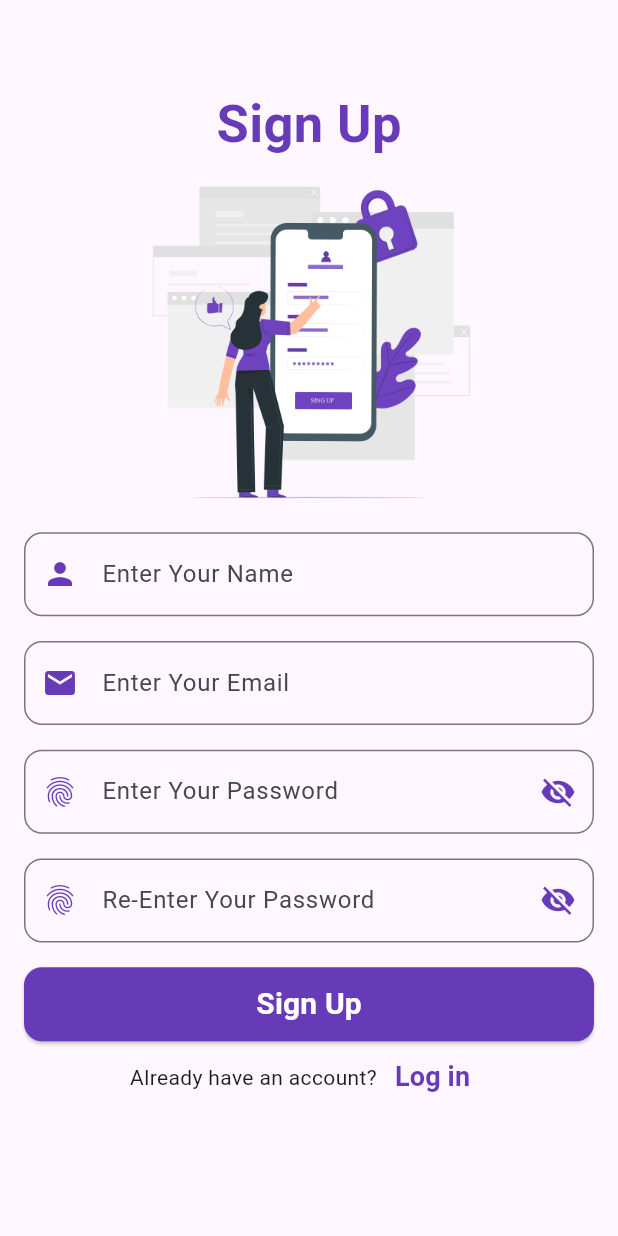
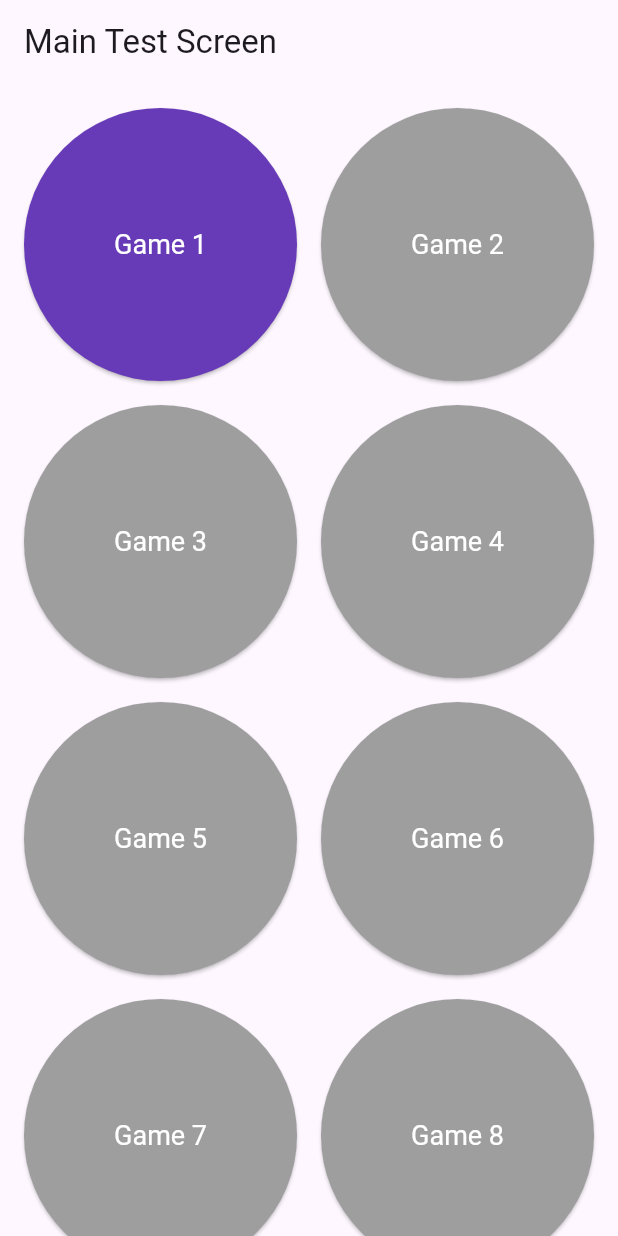
Before and after one commit to ahmaddioxide/moca, a Flutter app: the screen it shows after launch, on a phone screen of 412 x 824 dp. Run offline on Flutter 3.47's test engine with Material 2 defaults, Android fonts, the phone set to English and light mode, and no system bars; our stand-ins replace cloud_firestore, firebase_auth, firebase_core, get, shared_preferences; accounts and stored records are empty.

Commit message:
developed: added Main Tests Screen with lock logic

```diff
--- a/lib/controllers/orientation_controller.dart
+++ b/lib/controllers/orientation_controller.dart
@@ -1,4 +1,3 @@
-
 import 'package:cloud_firestore/cloud_firestore.dart';
 import 'package:firebase_auth/firebase_auth.dart';
 import 'package:flutter/material.dart';
--- a/lib/main.dart
+++ b/lib/main.dart
@@ -5,6 +5,7 @@ import 'package:get/get.dart';
 import 'package:moca/views/animal_name_screen.dart';
 import 'package:moca/views/signup_screen.dart';
 import 'package:moca/views/sociodemographic_sceen.dart';
+import 'package:moca/views/test_main_screens.dart';
 import 'firebase_options.dart';
 
 void main() async {
@@ -29,9 +30,7 @@ class MyApp extends StatelessWidget {
         colorScheme: ColorScheme.fromSeed(seedColor: Colors.deepPurple),
         useMaterial3: true,
       ),
-      home:
-          user == null ? const SignUpScreen() : const SocioDemographicScreen(),
-      // home: const AnimalNameGuessScreen(),
+      home:  MainTestScreen(),
     );
   }
 }
--- /dev/null
+++ b/lib/views/test_main_screens.dart
@@ -0,0 +1,125 @@
+import 'package:flutter/material.dart';
+import 'package:get/get.dart';
+import 'package:moca/views/animal_name_screen.dart';
+import 'package:moca/views/test/Backward_Digit_Span.dart';
+import 'package:moca/views/test/Forward_digit_span.dart';
+import 'package:moca/views/test/abstraction_screen.dart';
+import 'package:moca/views/test/memory_test_screen.dart';
+import 'package:moca/views/test/orientation_screen.dart';
+import 'package:moca/views/test/sentence_repetition.dart';
+import 'package:moca/views/test/serial7_test.dart';
+import 'package:moca/views/test/vigilance_test.dart';
+import 'package:shared_preferences/shared_preferences.dart';
+
+class MainTestScreen extends StatefulWidget {
+  const MainTestScreen({super.key});
+
+  @override
+  _MainTestScreenState createState() => _MainTestScreenState();
+}
+
+class _MainTestScreenState extends State<MainTestScreen> {
+  @override
+  void initState() {
+    // TODO: implement initState
+    super.initState();
+    SharedPreferences.getInstance().then((prefs) {
+      setState(() {
+        _unlockedGames = prefs.getInt('nextGame') ?? 1;
+      });
+    });
+  }
+   int _unlockedGames=1;
+
+  void _playGame(int gameNumber) {
+    if (gameNumber == _unlockedGames) {
+      switch (gameNumber) {
+        case 1:
+          Get.offAll(() => const AnimalNameGuessScreen());
+          break;
+        case 2:
+          Get.offAll(() => const AnimalNameGuessScreen());
+          break;
+        case 3:
+          Get.offAll(() => const MemoryTestScreen());
+          break;
+        case 4:
+          Get.offAll(() => const ForwardDigitSpan());
+          break;
+        case 5:
+          Get.offAll(() => const BackwardDigitSpan());
+          break;
+        case 6:
+          Get.offAll(() => const VigilanceScreen());
+          break;
+        case 7:
+          Get.offAll(() => const Serial7Screen());
+          break;
+          case 8:
+          Get.offAll(() => const SentenceRepetitionScreen());
+          break;
+          case 9:
+          Get.offAll(() =>  AbstractionScreen());
+          case 10:
+          // Get.offAll(() => const AnimalNameGuessScreen());
+          break;
+          case 11:
+          Get.offAll(() => OrientationScreen());
+          break;
+
+        default:
+          Navigator.pushNamed(context, '/animal_name_screen');
+      }
+    } else {
+      // Show a message that the game is locked
+      showDialog(
+        context: context,
+        builder: (context) => AlertDialog(
+          title: const Text('Game Locked'),
+          content: Text('You need to complete Game ${gameNumber - 1} first.'),
+          actions: [
+            TextButton(
+              onPressed: () => Navigator.pop(context),
+              child: const Text('OK'),
+            ),
+          ],
+        ),
+      );
+    }
+  }
+
+  @override
+  Widget build(BuildContext context) {
+    return Scaffold(
+      appBar: AppBar(
+        title: const Text('Main Test Screen'),
+      ),
+      body: Center(
+        child: GridView.count(
+          crossAxisCount: 2,
+          padding: const EdgeInsets.all(16.0),
+          mainAxisSpacing: 16.0,
+          crossAxisSpacing: 16.0,
+          children: List.generate(12, (index) {
+            int gameNumber = index + 1;
+            bool isLocked = gameNumber != _unlockedGames;
+
+            return ElevatedButton(
+              onPressed: () => _playGame(gameNumber),
+              style: ElevatedButton.styleFrom(
+                textStyle: const TextStyle(fontSize: 18.0, color: Colors.white),
+                backgroundColor: isLocked ? Colors.grey : Colors.deepPurple,
+                minimumSize: const Size(120, 120),
+              ),
+              child: Text(
+                'Game $gameNumber',
+                textAlign: TextAlign.center,
+                style: const TextStyle(color: Colors.white),
+              ),
+            );
+          }),
+        ),
+      ),
+    );
+  }
+}
--- a/pubspec.yaml
+++ b/pubspec.yaml
@@ -51,6 +51,7 @@ dependencies:
   flutter_tts: ^3.7.0
   avatar_glow: ^2.0.2
   language_tool: ^2.2.0
+  shared_preferences: ^2.2.0
 
 
 dev_dependencies:
```
Also changed, not shown: lib/views/animal_name_screen.dart (+24 -4 lines), pubspec.lock, 1 other file.
